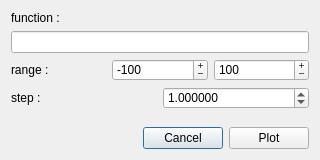
Qt form math_function.ui (Meliani-Mehdi/Graphite_QT) before a commit.
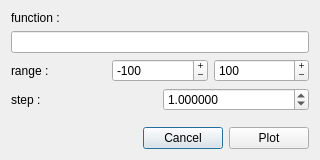
The same form after that commit.

Patch:
```diff
--- a/math_function.ui
+++ b/math_function.ui
@@ -20,9 +20,7 @@
    <string>Dialog</string>
   </property>
   <property name="styleSheet">
-   <string notr="true">QLabel {
-    color: black;
-}</string>
+   <string notr="true"/>
   </property>
   <layout class="QVBoxLayout" name="verticalLayout" stretch="1,4,2,0,1,0">
    <item>
```
Left out of the diff: 12 changed lines with no effect on the pictures.
